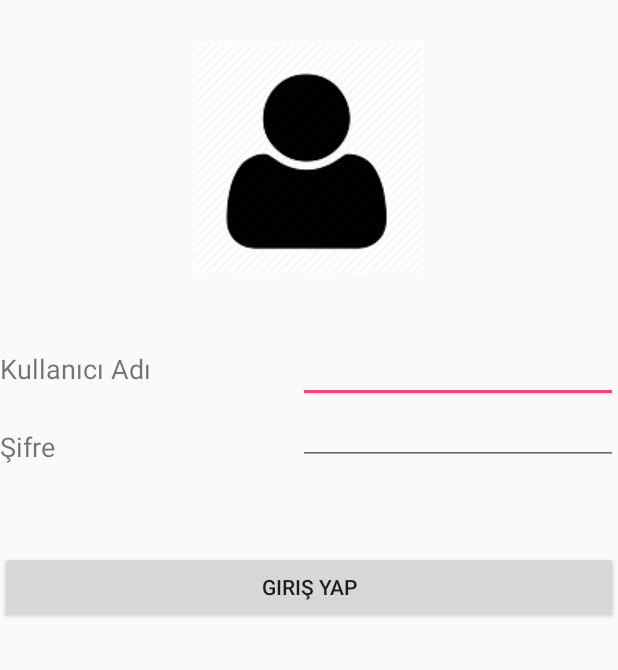
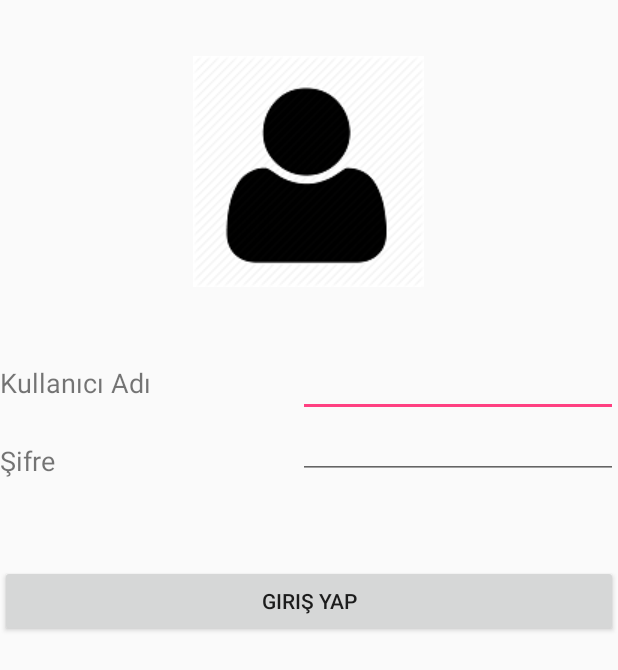
Before and after one commit to BusraKarnucuKou/AkilliEvApp, an Android app: the screen it shows after launch (MainActivity), on a phone screen of 412 x 824 dp. Shown: the top 670 px of the screen. Run offline under Robolectric (Android 15) with nearby library versions, the phone set to English and light mode, and no system bars.

Commit message:
resimler değişti

```diff
--- a/app/src/main/res/layout/login_container.xml
+++ b/app/src/main/res/layout/login_container.xml
@@ -50,15 +50,6 @@
         android:layout_alignParentStart="true"
         android:layout_marginTop="57dp" />
 
-    <ImageView
-        android:layout_width="wrap_content"
-        android:layout_height="wrap_content"
-        app:srcCompat="@drawable/userarkaplan"
-        android:id="@+id/imageView"
-        android:layout_alignParentTop="true"
-        android:layout_centerHorizontal="true"
-        android:layout_marginTop="28dp" />
-
     <TextView
         android:text="Kullanıcı Adı"
         android:layout_width="wrap_content"
@@ -70,4 +61,13 @@
         android:layout_alignParentLeft="true"
         android:layout_alignParentStart="true" />
 
+    <ImageView
+        android:layout_width="wrap_content"
+        android:layout_height="wrap_content"
+        app:srcCompat="@drawable/userarkaplan"
+        android:id="@+id/imageView"
+        android:layout_marginTop="37dp"
+        android:layout_alignParentTop="true"
+        android:layout_centerHorizontal="true" />
+
 </RelativeLayout>
```
